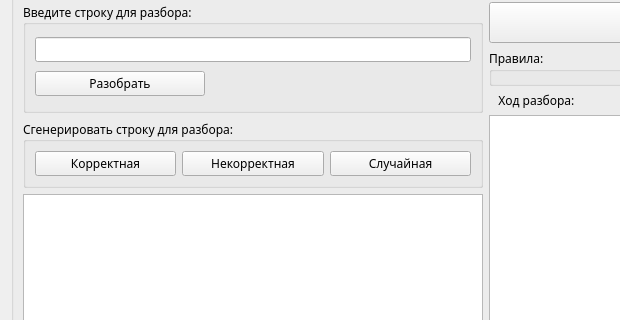
Old version of the form ParsingAssistant/CWindow.ui in the repository Owlfeather/ParsingAssistant; both pictures show x 0 to 620 and y 124 to 444 of the 971 by 806 pixel window.
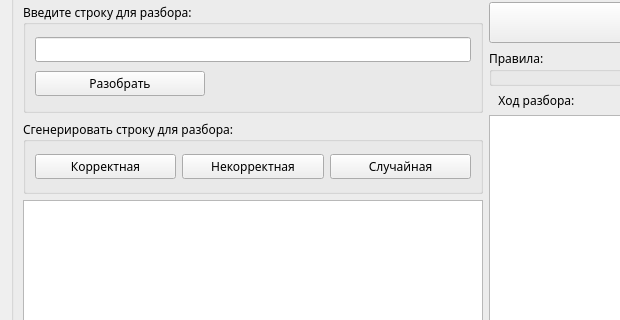
New version of the form.

The edit to the form file:
```diff
--- a/ParsingAssistant/CWindow.ui
+++ b/ParsingAssistant/CWindow.ui
@@ -13,7 +13,7 @@
   <property name="minimumSize">
    <size>
     <width>0</width>
-    <height>150</height>
+    <height>550</height>
    </size>
   </property>
   <property name="windowTitle">
@@ -166,7 +166,7 @@
               <property name="minimumSize">
                <size>
                 <width>0</width>
-                <height>45</height>
+                <height>75</height>
                </size>
               </property>
               <property name="font">
```
